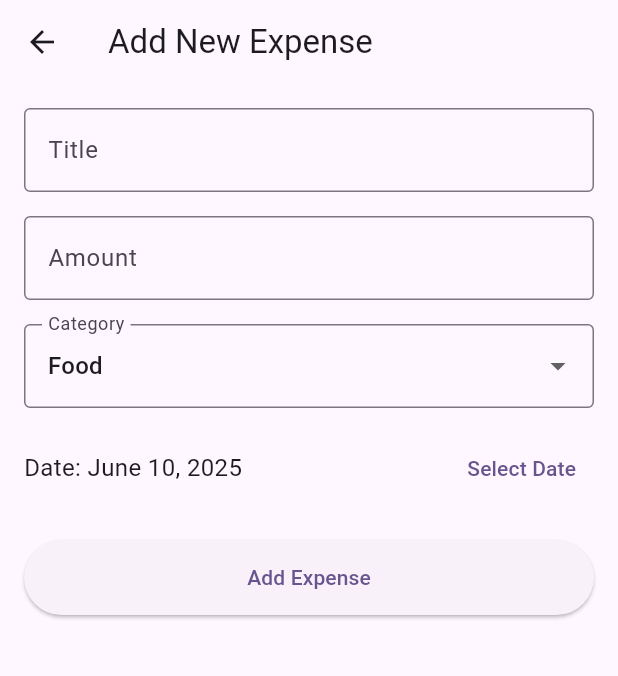
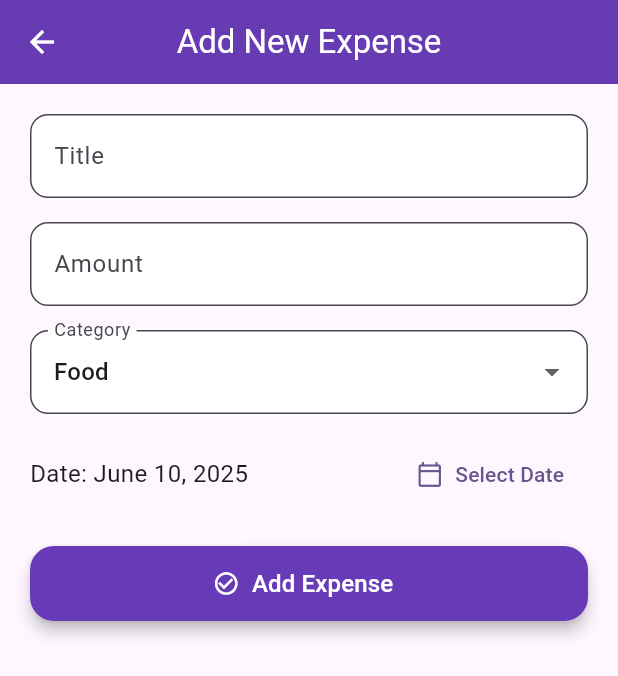
Before and after one commit to Safwank123/-Finance-Tracker-with-Currency-Converter, a Flutter app: the AddExpenseScreen screen opened directly, on a phone screen of 412 x 824 dp. Shown: the top 676 px of the screen. Run offline on Flutter 3.47's test engine with Material 3 defaults, Android fonts, the phone set to English and light mode, and no system bars.

Commit message:
fixed input issues and enhanced Add Expense screen design

```diff
--- a/lib/screens/add_expense_screen.dart
+++ b/lib/screens/add_expense_screen.dart
@@ -48,38 +48,49 @@ class _AddExpenseScreenState extends State<AddExpenseScreen> {
   @override
   Widget build(BuildContext context) {
     return Scaffold(
+
       appBar: AppBar(
+        backgroundColor: Colors.deepPurple,
         title: const Text('Add New Expense'),
+        centerTitle: true,
+        elevation: 4,
+        foregroundColor: Colors.white,
       ),
       body: Padding(
-        padding: const EdgeInsets.all(16),
+        padding: const EdgeInsets.all(20),
         child: Form(
           key: _formKey,
-          child: Column(
+          child: ListView(
             children: [
               TextFormField(
                 controller: _titleController,
-                decoration: const InputDecoration(
+                decoration: InputDecoration(
                   labelText: 'Title',
-                  border: OutlineInputBorder(),
+                  filled: true,
+                  fillColor: Colors.white,
+                  border: OutlineInputBorder(borderRadius: BorderRadius.circular(12)),
                 ),
               ),
               const SizedBox(height: 16),
               TextFormField(
                 controller: _amountController,
-                decoration: const InputDecoration(
+                decoration: InputDecoration(
                   labelText: 'Amount',
-                  prefixText: '\$ ',
-                  border: OutlineInputBorder(),
+                  prefixText: '₹ ',
+                  filled: true,
+                  fillColor: Colors.white,
+                  border: OutlineInputBorder(borderRadius: BorderRadius.circular(12)),
                 ),
                 keyboardType: TextInputType.number,
               ),
               const SizedBox(height: 16),
               DropdownButtonFormField<String>(
                 value: _selectedCategory,
-                decoration: const InputDecoration(
+                decoration: InputDecoration(
                   labelText: 'Category',
-                  border: OutlineInputBorder(),
+                  filled: true,
+                  fillColor: Colors.white,
+                  border: OutlineInputBorder(borderRadius: BorderRadius.circular(12)),
                 ),
                 items: _categories
                     .map((category) => DropdownMenuItem<String>(
@@ -102,19 +113,29 @@ class _AddExpenseScreenState extends State<AddExpenseScreen> {
                       style: const TextStyle(fontSize: 16),
                     ),
                   ),
-                  TextButton(
+                  TextButton.icon(
                     onPressed: () => _selectDate(context),
-                    child: const Text('Select Date'),
+                    icon: const Icon(Icons.calendar_today_outlined, size: 18),
+                    label: const Text('Select Date'),
                   ),
                 ],
               ),
               const SizedBox(height: 24),
-              ElevatedButton(
-                onPressed: () {},
+              ElevatedButton.icon(
+                onPressed: () {
+                  // Add your submit logic here
+                },
+                icon: const Icon(Icons.check_circle_outline),
+                label: const Text('Add Expense', style: TextStyle(fontSize: 16)),
                 style: ElevatedButton.styleFrom(
+                  backgroundColor: Colors.deepPurple,
+                  foregroundColor: Colors.white,
                   minimumSize: const Size(double.infinity, 50),
+                  shape: RoundedRectangleBorder(
+                    borderRadius: BorderRadius.circular(16),
+                  ),
+                  elevation: 4,
                 ),
-                child: const Text('Add Expense'),
               ),
             ],
           ),
```
Also changed, not shown: lib/screens/home_screen.dart (+30 -5 lines).
